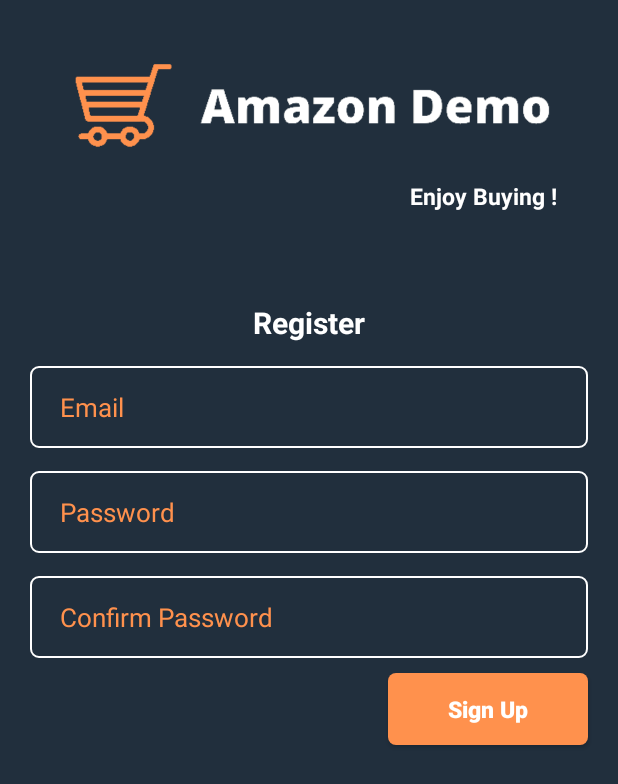
After one commit to jeneeDurai/AmazonDemo, an Android app: the SignUPActivity screen opened directly, with no data from a screen before it, on a phone screen of 412 x 824 dp. The commit adds this screen. Shown: the top 784 px of the screen. Run offline under Robolectric (Android 15) with nearby library versions, the phone set to English and light mode, and no system bars.

Commit message:
SignUp base UI

```diff
--- a/app/src/main/AndroidManifest.xml
+++ b/app/src/main/AndroidManifest.xml
@@ -9,7 +9,8 @@
         android:roundIcon="@mipmap/ic_launcher_round"
         android:supportsRtl="true"
         android:theme="@style/AppTheme">
-        <activity android:name=".LoginActivity"></activity>
+        <activity android:name=".SignUPActivity"></activity>
+        <activity android:name=".LoginActivity" />
         <activity android:name=".MainActivity">
             <intent-filter>
                 <action android:name="android.intent.action.MAIN" />
--- a/app/src/main/java/com/example/amazondemo/MainActivity.java
+++ b/app/src/main/java/com/example/amazondemo/MainActivity.java
@@ -27,5 +27,13 @@ public class MainActivity extends AppCompatActivity {
                 startActivity(i);
             }
         });
+
+        signUpBtn.setOnClickListener(new View.OnClickListener() {
+            @Override
+            public void onClick(View view) {
+                Intent i = new Intent(MainActivity.this, SignUPActivity.class);
+                startActivity(i);
+            }
+        });
     }
 }
--- /dev/null
+++ b/app/src/main/java/com/example/amazondemo/SignUPActivity.java
@@ -0,0 +1,13 @@
+package com.example.amazondemo;
+
+import android.support.v7.app.AppCompatActivity;
+import android.os.Bundle;
+
+public class SignUPActivity extends AppCompatActivity {
+
+    @Override
+    protected void onCreate(Bundle savedInstanceState) {
+        super.onCreate(savedInstanceState);
+        setContentView(R.layout.activity_sign_up);
+    }
+}
--- /dev/null
+++ b/app/src/main/res/layout/activity_sign_up.xml
@@ -0,0 +1,123 @@
+<?xml version="1.0" encoding="utf-8"?>
+<RelativeLayout xmlns:android="http://schemas.android.com/apk/res/android"
+    xmlns:app="http://schemas.android.com/apk/res-auto"
+    xmlns:tools="http://schemas.android.com/tools"
+    android:layout_width="match_parent"
+    android:layout_height="match_parent"
+    tools:context=".SignUPActivity"
+    android:background="@color/colorGrey">
+
+    <ImageView
+        android:id="@+id/app_logo"
+        android:layout_width="match_parent"
+        android:layout_height="100dp"
+        android:layout_centerHorizontal="true"
+        android:layout_marginTop="20dp"
+        android:src="@drawable/amazondemocover2"/>
+
+    <TextView
+        android:id="@+id/app_slogan"
+        android:layout_width="180dp"
+        android:layout_below="@+id/app_logo"
+        android:layout_height="wrap_content"
+        android:layout_alignEnd="@+id/app_logo"
+        android:layout_marginEnd="0dp"
+        android:layout_marginTop="0dp"
+        android:text="Enjoy Buying !"
+        android:textAlignment="center"
+        android:textColor="@color/colorWhite"
+        android:textSize="15sp"
+        android:textStyle="bold"
+        />
+
+    <TextView
+        android:id="@+id/register_title"
+        android:layout_width="300dp"
+        android:layout_below="@+id/app_slogan"
+        android:layout_height="wrap_content"
+        android:layout_centerHorizontal="true"
+        android:layout_marginTop="60dp"
+        android:text="Register"
+        android:textAlignment="center"
+        android:textColor="@color/colorWhite"
+        android:textSize="20sp"
+        android:textStyle="bold"
+        />
+
+    <EditText
+        android:id="@+id/register_email_input"
+        android:layout_width="match_parent"
+        android:layout_height="wrap_content"
+        android:layout_below="@id/register_title"
+        android:background="@drawable/input_design_white"
+
+
+        android:paddingRight="20dp"
+        android:paddingLeft="20dp"
+        android:paddingTop="15dp"
+        android:paddingBottom="15dp"
+        android:layout_marginTop="15dp"
+        android:layout_marginLeft="20dp"
+        android:layout_marginRight="20dp"
+        android:hint="Email"
+        android:textColor="@color/colorWhite"
+        android:textColorHint="@color/colorPrimary"
+        android:textSize="17sp"/>
+
+    <EditText
+        android:id="@+id/register_password_input"
+        android:layout_width="match_parent"
+        android:layout_height="wrap_content"
+        android:layout_below="@id/register_email_input"
+        android:background="@drawable/input_design_white"
+        android:paddingRight="20dp"
+        android:paddingLeft="20dp"
+        android:paddingTop="15dp"
+        android:paddingBottom="15dp"
+        android:layout_marginTop="15dp"
+        android:layout_marginLeft="20dp"
+        android:layout_marginRight="20dp"
+        android:hint="Password"
+        android:inputType="textPassword"
+        android:textColor="@color/colorWhite"
+        android:textColorHint="@color/colorPrimary"
+        android:textSize="17sp"/>
+
+    <EditText
+        android:id="@+id/register_confirm_password_input"
+        android:layout_width="match_parent"
+        android:layout_height="wrap_content"
+        android:layout_below="@id/register_password_input"
+        android:background="@drawable/input_design_white"
+        android:paddingRight="20dp"
+        android:paddingLeft="20dp"
+        android:paddingTop="15dp"
+        android:paddingBottom="15dp"
+        android:layout_marginTop="15dp"
+        android:layout_marginLeft="20dp"
+        android:layout_marginRight="20dp"
+        android:hint="Confirm Password"
+        android:inputType="textPassword"
+        android:textColor="@color/colorWhite"
+        android:textColorHint="@color/colorPrimary"
+        android:textSize="17sp"/>
+
+
+
+        <Button
+            android:id="@+id/main_login_btn"
+            android:layout_width="wrap_content"
+            android:layout_height="wrap_content"
+            android:layout_marginTop="10dp"
+            android:background="@drawable/buttons"
+            android:layout_below="@id/register_confirm_password_input"
+            android:layout_alignEnd="@id/register_confirm_password_input"
+            android:paddingLeft="40dp"
+            android:paddingRight="40dp"
+            android:text="Sign Up"
+            android:textAllCaps="false"
+            android:textColor="@color/colorWhite"
+            android:textSize="15sp"
+            android:textStyle="bold" />
+
+</RelativeLayout>
```
